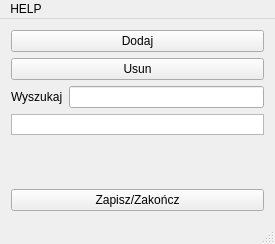
mszlachetka/spis, file mainwindow.ui: the form before one commit.
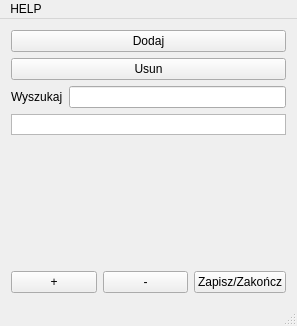
The form after the commit.

```diff
--- a/mainwindow.ui
+++ b/mainwindow.ui
@@ -6,8 +6,8 @@
    <rect>
     <x>0</x>
     <y>0</y>
-    <width>275</width>
-    <height>244</height>
+    <width>296</width>
+    <height>326</height>
    </rect>
   </property>
   <property name="windowTitle">
@@ -56,9 +56,12 @@
     </item>
     <item row="1" column="0">
      <widget class="QListWidget" name="listWidget">
+      <property name="enabled">
+       <bool>true</bool>
+      </property>
       <property name="maximumSize">
        <size>
-        <width>256</width>
+        <width>280</width>
         <height>21</height>
        </size>
       </property>
@@ -71,13 +74,29 @@
       </property>
       <property name="sizeHint" stdset="0">
        <size>
-        <width>20</width>
-        <height>175</height>
+        <width>275</width>
+        <height>118</height>
        </size>
       </property>
      </spacer>
     </item>
     <item row="3" column="0">
+     <layout class="QHBoxLayout" name="horizontalLayout_2">
+      <item>
+       <widget class="QPushButton" name="pushButton_4">
+        <property name="text">
+         <string>+</string>
+        </property>
+       </widget>
+      </item>
+      <item>
+       <widget class="QPushButton" name="pushButton_5">
+        <property name="text">
+         <string>-</string>
+        </property>
+       </widget>
+      </item>
+      <item>
      <widget class="QPushButton" name="pushButton_3">
       <property name="text">
        <string>Zapisz/Zakończ</string>
@@ -85,6 +104,8 @@
      </widget>
     </item>
    </layout>
+    </item>
+   </layout>
    <zorder>pushButton_3</zorder>
    <zorder>listWidget</zorder>
   </widget>
@@ -93,7 +114,7 @@
     <rect>
      <x>0</x>
      <y>0</y>
-     <width>275</width>
+     <width>296</width>
      <height>21</height>
     </rect>
    </property>
```
Left out of the diff: 3 changed lines with no effect on the pictures. Lines whose indentation alone changed are shown as unchanged.
